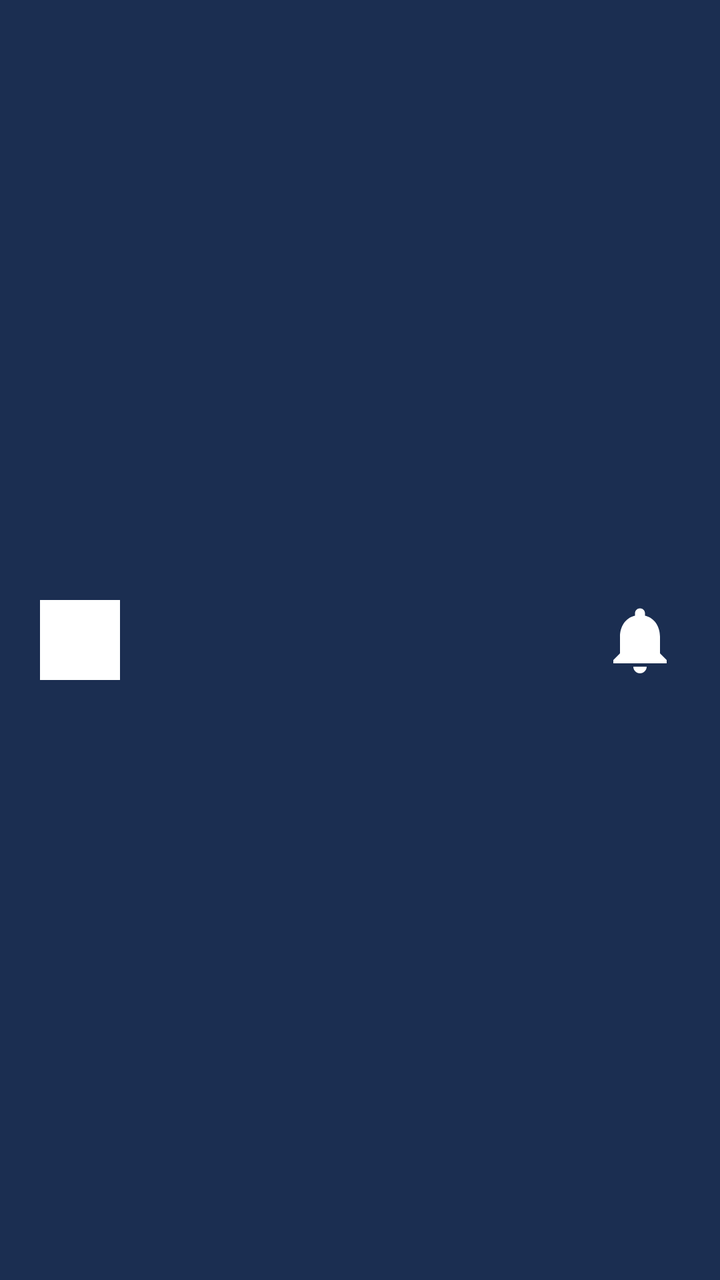
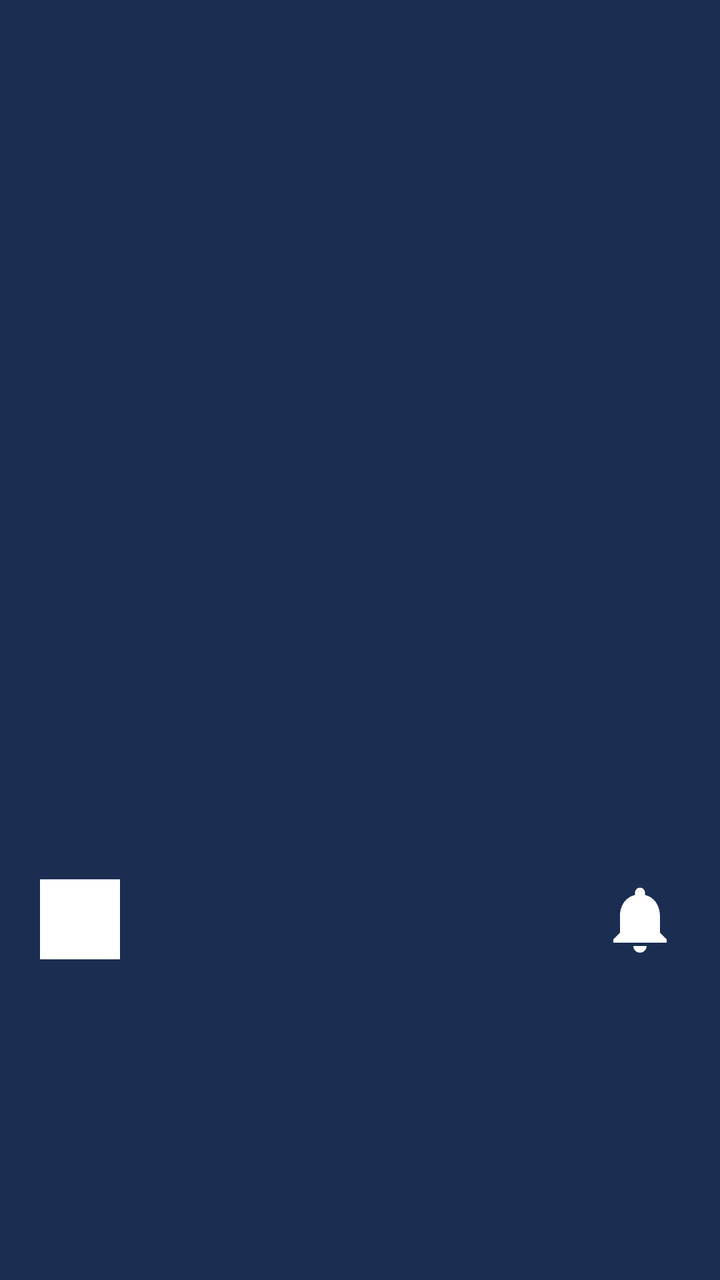

The first picture is an Android layout as it rendered before a commit; the second is the same layout after the commit. The layout source and the unified diff follow.
<!-- AndroidManifest.xml: application theme Theme.COMP2000 -->
<!-- res/layout/layout_header.xml -->
<?xml version="1.0" encoding="utf-8"?>
<androidx.constraintlayout.widget.ConstraintLayout
    xmlns:android="http://schemas.android.com/apk/res/android"
    xmlns:app="http://schemas.android.com/apk/res-auto"
    android:layout_width="match_parent"
    android:layout_height="60dp"
    android:background="@color/navy"
    android:orientation="horizontal"
    android:paddingHorizontal="20dp">

    
    <View
        android:id="@+id/logo_icon"
        app:layout_constraintStart_toStartOf="parent"
        app:layout_constraintTop_toTopOf="parent"
        app:layout_constraintBottom_toBottomOf="parent"
        android:layout_width="40dp"
        android:layout_height="40dp"
        android:background="@color/white"
        android:contentDescription="Logo placeholder"/>

    
    <ImageView
        android:id="@+id/notification_icon"
        app:layout_constraintEnd_toEndOf="parent"
        app:layout_constraintTop_toTopOf="parent"
        app:layout_constraintBottom_toBottomOf="parent"
        android:src="@drawable/baseline_notifications_24"
        android:tint="@color/white"
        android:layout_width="40dp"
        android:layout_height="40dp"
        android:contentDescription="Notifications icon"/>
</androidx.constraintlayout.widget.ConstraintLayout>
<!-- resources referenced by this layout -->
<resources>
  <color name="navy">#1b2e51</color>
  <color name="white">#FFFFFFFF</color>
  <!-- drawable baseline_notifications_24 (drawable) -->
  <vector xmlns:android="http://schemas.android.com/apk/res/android" android:height="24dp" android:tint="#000000" android:viewportHeight="24" android:viewportWidth="24" android:width="24dp">
        
      <path android:fillColor="@android:color/white" android:pathData="M12,22c1.1,0 2,-0.9 2,-2h-4c0,1.1 0.89,2 2,2zM18,16v-5c0,-3.07 -1.64,-5.64 -4.5,-6.32L13.5,4c0,-0.83 -0.67,-1.5 -1.5,-1.5s-1.5,0.67 -1.5,1.5v0.68C7.63,5.36 6,7.92 6,11v5l-2,2v1h16v-1l-2,-2z"/>
      
  </vector>
  <style name="Theme.COMP2000" parent="Theme.MaterialComponents.DayNight.DarkActionBar">
          
          <item name="colorPrimary">@color/light_blue</item>
          <item name="colorPrimaryVariant">@color/blue</item>
          <item name="colorOnPrimary">@color/white</item>
          
          <item name="colorSecondary">@color/navy</item>
          <item name="colorSecondaryVariant">@color/light_rose</item>
          <item name="colorOnSecondary">@color/black</item>
          
          <item name="android:statusBarColor">?attr/colorPrimaryVariant</item>
          
      </style>
  <color name="light_blue">#e0ecfa</color>
  <color name="blue">#014898</color>
  <color name="light_rose">#ece6f0</color>
  <color name="black">#FF000000</color>
</resources>

<!-- the commit's change to res/layout/layout_header.xml (unified diff, before → after) -->
@@ -3,31 +3,34 @@
     xmlns:android="http://schemas.android.com/apk/res/android"
     xmlns:app="http://schemas.android.com/apk/res-auto"
     android:layout_width="match_parent"
-    android:layout_height="60dp"
+    android:layout_height="100dp"
     android:background="@color/navy"
     android:orientation="horizontal"
     android:paddingHorizontal="20dp">
 
     
+
+    
     <View
         android:id="@+id/logo_icon"
-        app:layout_constraintStart_toStartOf="parent"
-        app:layout_constraintTop_toTopOf="parent"
-        app:layout_constraintBottom_toBottomOf="parent"
         android:layout_width="40dp"
         android:layout_height="40dp"
         android:background="@color/white"
-        android:contentDescription="Logo placeholder"/>
+        android:contentDescription="Logo placeholder"
+        app:layout_constraintBottom_toBottomOf="parent"
+        app:layout_constraintStart_toStartOf="parent"
+        app:layout_constraintTop_toTopOf="parent"
+        app:layout_constraintVertical_bias="0.733" />
 
-    
     <ImageView
         android:id="@+id/notification_icon"
+        android:layout_width="40dp"
+        android:layout_height="40dp"
+        android:contentDescription="Notifications icon"
+        android:src="@drawable/baseline_notifications_24"
+        android:tint="@color/white"
+        app:layout_constraintBottom_toBottomOf="parent"
         app:layout_constraintEnd_toEndOf="parent"
         app:layout_constraintTop_toTopOf="parent"
-        app:layout_constraintBottom_toBottomOf="parent"
-        android:src="@drawable/baseline_notifications_24"
-        android:tint="@color/white"
-        android:layout_width="40dp"
-        android:layout_height="40dp"
-        android:contentDescription="Notifications icon"/>
+        app:layout_constraintVertical_bias="0.733" />
 </androidx.constraintlayout.widget.ConstraintLayout>
<!-- resource entries referenced after the edit -->
@@ -8,7 +8,7 @@
       <path android:fillColor="@android:color/white" android:pathData="M12,22c1.1,0 2,-0.9 2,-2h-4c0,1.1 0.89,2 2,2zM18,16v-5c0,-3.07 -1.64,-5.64 -4.5,-6.32L13.5,4c0,-0.83 -0.67,-1.5 -1.5,-1.5s-1.5,0.67 -1.5,1.5v0.68C7.63,5.36 6,7.92 6,11v5l-2,2v1h16v-1l-2,-2z"/>
       
   </vector>
-  <style name="Theme.COMP2000" parent="Theme.MaterialComponents.DayNight.DarkActionBar">
+  <style name="Theme.COMP2000" parent="Theme.MaterialComponents.DayNight.NoActionBar">
           
           <item name="colorPrimary">@color/light_blue</item>
           <item name="colorPrimaryVariant">@color/blue</item>
